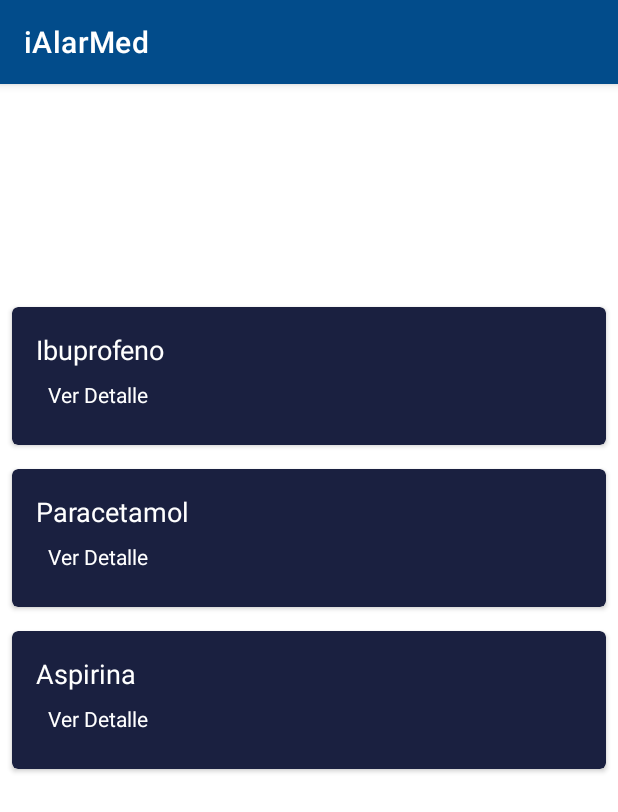
After one commit to WillyBallesteros/iAlarmed, an Android app: the fragment MedicinesFragment shown on its own in the app's theme, on a phone screen of 412 x 824 dp. The commit adds this screen. Shown: the top 812 px of the screen. Run offline under Robolectric (Android 15) with nearby library versions, the phone set to English and light mode, and no system bars.

Commit message:
Cambios iniciales proceso listado medicamentos, pantalla de medicamentos

```diff
--- a/app/src/main/java/com/miso/uxui/ialarmed/MainActivity.kt
+++ b/app/src/main/java/com/miso/uxui/ialarmed/MainActivity.kt
@@ -37,7 +37,7 @@ class MainActivity : AppCompatActivity() {
         // menu should be considered as top level destinations.
         appBarConfiguration = AppBarConfiguration(
             setOf(
-                R.id.nav_home, R.id.nav_take, R.id.nav_slideshow
+                R.id.nav_home, R.id.nav_take, R.id.nav_medicines
             ), drawerLayout
         )
         setupActionBarWithNavController(navController, appBarConfiguration)
--- /dev/null
+++ b/app/src/main/java/com/miso/uxui/ialarmed/models/Medicine.kt
@@ -0,0 +1,10 @@
+package com.miso.uxui.ialarmed.models
+
+data class Medicine(
+    val id: Int,
+    val nombre: String,
+    val nombreCientifico: String,
+    val descripcion: String,
+    val indicaciones: String,
+    val modoIngesta: String
+)
--- /dev/null
+++ b/app/src/main/java/com/miso/uxui/ialarmed/ui/adapters/MedicinesAdapter.kt
@@ -0,0 +1,39 @@
+package com.miso.uxui.ialarmed.ui.adapters
+
+import android.view.View
+import android.view.ViewGroup
+import android.view.LayoutInflater
+import android.widget.TextView
+import android.widget.Button
+import androidx.recyclerview.widget.RecyclerView
+import com.miso.uxui.ialarmed.models.Medicine
+import com.miso.uxui.ialarmed.R
+
+class MedicinesAdapter(
+    private val medicinesList: List<Medicine>,
+    private val onItemClicked: (Medicine) -> Unit
+) : RecyclerView.Adapter<MedicinesAdapter.MedicineViewHolder>() {
+
+    class MedicineViewHolder(view: View) : RecyclerView.ViewHolder(view) {
+        val medicineNameTextView: TextView = view.findViewById(R.id.tvMedicineName)
+        val viewDetailsButton: TextView = view.findViewById(R.id.btnViewDetails)
+    }
+
+    override fun onCreateViewHolder(parent: ViewGroup, viewType: Int): MedicineViewHolder {
+        val view = LayoutInflater.from(parent.context)
+            .inflate(R.layout.item_medicine, parent, false)
+        return MedicineViewHolder(view)
+    }
+
+    override fun onBindViewHolder(holder: MedicineViewHolder, position: Int) {
+        val medicine = medicinesList[position]
+        holder.medicineNameTextView.text = medicine.nombre
+        holder.viewDetailsButton.setOnClickListener {
+            onItemClicked(medicine)
+        }
+    }
+
+    override fun getItemCount(): Int {
+        return medicinesList.size
+    }
+}
--- /dev/null
+++ b/app/src/main/java/com/miso/uxui/ialarmed/ui/medicines/MedicinesFragment.kt
@@ -0,0 +1,60 @@
+package com.miso.uxui.ialarmed.ui.medicines
+
+import android.os.Bundle
+import android.view.LayoutInflater
+import android.view.View
+import android.view.ViewGroup
+import android.widget.TextView
+import androidx.fragment.app.Fragment
+import androidx.lifecycle.ViewModelProvider
+import androidx.recyclerview.widget.LinearLayoutManager
+import com.miso.uxui.ialarmed.databinding.FragmentMedicinesBinding
+import com.miso.uxui.ialarmed.models.Medicine
+import com.miso.uxui.ialarmed.ui.adapters.MedicinesAdapter
+
+class MedicinesFragment : Fragment() {
+
+    private var _binding: FragmentMedicinesBinding? = null
+
+    // This property is only valid between onCreateView and
+    // onDestroyView.
+    private val binding get() = _binding!!
+
+    override fun onCreateView(
+        inflater: LayoutInflater,
+        container: ViewGroup?,
+        savedInstanceState: Bundle?
+    ): View {
+        val medicinesViewModel =
+            ViewModelProvider(this).get(MedicinesViewModel::class.java)
+
+        _binding = FragmentMedicinesBinding.inflate(inflater, container, false)
+        val root: View = binding.root
+
+        val medicinesList = listOf(
+            Medicine(1, "Ibuprofeno", "Ibuprofenum", "Descripción...", "Indicaciones...", "Oral"),
+            Medicine(2, "Paracetamol", "Paracetamolum", "Descripción...", "Indicaciones...", "Oral"),
+            Medicine(3, "Aspirina", "Acetylsalicylic Acid", "Descripción...", "Indicaciones...", "Oral")
+        )
+
+        // Set up RecyclerView
+        binding.rvMedicines.layoutManager = LinearLayoutManager(requireContext())
+        binding.rvMedicines.adapter = MedicinesAdapter(medicinesList) { selectedMedicine ->
+            // Here, implement navigation to the MedicineDetailFragment with the selected medicine
+            // For example, using NavController:
+            // val action = MedicinesFragmentDirections.actionMedicinesFragmentToMedicineDetailFragment(selectedMedicine.id)
+            // findNavController().navigate(action)
+        }
+
+        medicinesViewModel.text.observe(viewLifecycleOwner) {
+            binding.textMedicines.text = it
+        }
+
+        return root
+    }
+
+    override fun onDestroyView() {
+        super.onDestroyView()
+        _binding = null
+    }
+}
--- a/app/src/main/java/com/miso/uxui/ialarmed/ui/slideshow/SlideshowViewModel.kt
+++ b/app/src/main/java/com/miso/uxui/ialarmed/ui/medicines/MedicinesViewModel.kt
@@ -1,13 +1,13 @@
-package com.miso.uxui.ialarmed.ui.slideshow
+package com.miso.uxui.ialarmed.ui.medicines
 
 import androidx.lifecycle.LiveData
 import androidx.lifecycle.MutableLiveData
 import androidx.lifecycle.ViewModel
 
-class SlideshowViewModel : ViewModel() {
+class MedicinesViewModel : ViewModel() {
 
     private val _text = MutableLiveData<String>().apply {
-        value = "This is slideshow Fragment"
+        value = "LISTADO DE MEDICAMENTOS"
     }
     val text: LiveData<String> = _text
 }
--- /dev/null
+++ b/app/src/main/res/layout/fragment_medicines.xml
@@ -0,0 +1,37 @@
+<?xml version="1.0" encoding="utf-8"?>
+<androidx.constraintlayout.widget.ConstraintLayout
+    xmlns:android="http://schemas.android.com/apk/res/android"
+    xmlns:app="http://schemas.android.com/apk/res-auto"
+    xmlns:tools="http://schemas.android.com/tools"
+    android:layout_width="match_parent"
+    android:layout_height="match_parent"
+    tools:context=".ui.medicines.MedicinesFragment">
+
+    <!-- RecyclerView para listar los medicamentos -->
+    <TextView
+        android:id="@+id/text_medicines"
+        android:layout_width="match_parent"
+        android:layout_height="wrap_content"
+        android:layout_marginStart="8dp"
+        android:layout_marginTop="8dp"
+        android:layout_marginEnd="8dp"
+        android:textAlignment="center"
+        android:textSize="20sp"
+        android:textColor="@android:color/white"
+        app:layout_constraintBottom_toBottomOf="parent"
+        app:layout_constraintEnd_toEndOf="parent"
+        app:layout_constraintHorizontal_bias="1.0"
+        app:layout_constraintStart_toStartOf="parent"
+        app:layout_constraintTop_toTopOf="parent"
+        app:layout_constraintVertical_bias="0.133" />
+
+    <androidx.recyclerview.widget.RecyclerView
+        android:id="@+id/rvMedicines"
+        android:layout_width="0dp"
+        android:layout_height="0dp"
+        android:layout_marginTop="8dp"
+        app:layout_constraintTop_toBottomOf="@id/text_medicines"
+        app:layout_constraintBottom_toBottomOf="parent"
+        app:layout_constraintStart_toStartOf="parent"
+        app:layout_constraintEnd_toEndOf="parent" />
+</androidx.constraintlayout.widget.ConstraintLayout>
--- /dev/null
+++ b/app/src/main/res/layout/item_medicine.xml
@@ -0,0 +1,39 @@
+<?xml version="1.0" encoding="utf-8"?>
+<androidx.cardview.widget.CardView xmlns:android="http://schemas.android.com/apk/res/android"
+    xmlns:app="http://schemas.android.com/apk/res-auto"
+    android:layout_width="match_parent"
+    android:layout_height="wrap_content"
+    android:layout_margin="8dp"
+    app:cardCornerRadius="4dp"
+    app:cardElevation="2dp"
+    app:cardBackgroundColor="@color/darkBlue">
+
+    <LinearLayout
+        android:layout_width="match_parent"
+        android:layout_height="wrap_content"
+        android:orientation="vertical"
+        android:padding="16dp">
+
+        <TextView
+            android:id="@+id/tvMedicineName"
+            android:layout_width="wrap_content"
+            android:layout_height="wrap_content"
+            android:textSize="18sp"
+            android:textColor="@android:color/white"
+            android:text="Nombre del Medicamento" />
+
+        <TextView
+            android:id="@+id/btnViewDetails"
+            android:layout_width="wrap_content"
+            android:layout_height="wrap_content"
+            android:text="Ver Detalle"
+            android:textSize="14sp"
+            android:textColor="@color/colorAccent"
+            android:background="?android:attr/selectableItemBackground"
+            android:padding="8dp"
+            android:clickable="true"
+            android:focusable="true" />
+
+    </LinearLayout>
+
+</androidx.cardview.widget.CardView>
--- a/app/src/main/res/menu/activity_main_drawer.xml
+++ b/app/src/main/res/menu/activity_main_drawer.xml
@@ -13,8 +13,8 @@
             android:icon="@drawable/ic_menu_take"
             android:title="@string/menu_take_pill" />
         <item
-            android:id="@+id/nav_slideshow"
+            android:id="@+id/nav_medicines"
             android:icon="@drawable/ic_menu_slideshow"
-            android:title="@string/menu_slideshow" />
+            android:title="@string/menu_medicines" />
     </group>
 </menu>
--- a/app/src/main/res/values/colors.xml
+++ b/app/src/main/res/values/colors.xml
@@ -11,4 +11,6 @@
     <color name="blue_menu">#1A2040</color>
     <color name="red">#FF0000</color>
     <color name="green">#00FF00</color>
+    <color name="colorAccent">#FFFFFFFF</color>
+    <color name="darkBlue">#1A2040</color>
 </resources>
--- a/app/src/main/res/values/strings.xml
+++ b/app/src/main/res/values/strings.xml
@@ -11,7 +11,7 @@
     <string name="menu_take_pill">CONFIRMAR MEDICAMENTO</string>
     <string name="take_pill_message">Toma Fotográfica</string>
     <string name="take_pill">Imagen</string>
-    <string name="menu_slideshow">Slideshow</string>
+    <string name="menu_medicines">Medicamentos</string>
     <!-- TODO: Remove or change this placeholder text -->
     <string name="hello_blank_fragment">Hello blank fragment</string>
 </resources>
```
Also changed, not shown: app/src/main/java/com/miso/uxui/ialarmed/ui/slideshow/SlideshowFragment.kt (deleted, +0 -42 lines), app/src/main/res/drawable/ic_medicine_icon.xml (added, +9 -0 lines), app/src/main/res/layout/fragment_slideshow.xml (deleted, +0 -22 lines), app/src/main/res/navigation/mobile_navigation.xml (+4 -4 lines).
